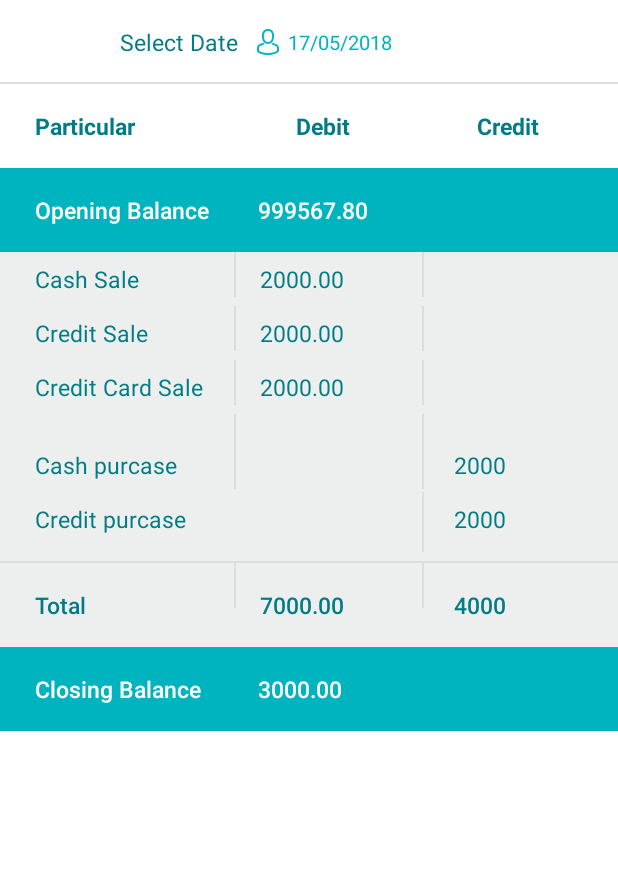
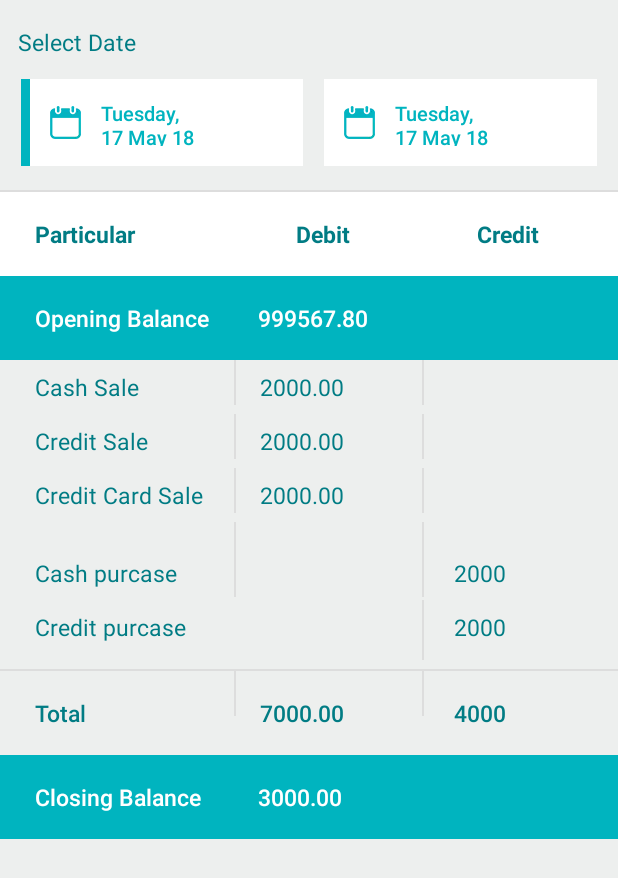
Before and after one commit to sandeepbahalkar123/pharmEasyRetailApp_repo, an Android app: the layout daybook.xml on its own in the app's theme, with its tools: preview values and no code run, on a phone screen of 412 x 824 dp. Shown: the top 878 px of the screen. Run offline under Robolectric (Android 15) with nearby library versions, the phone set to English and light mode, and no system bars.

Commit message:
some design chnages in daybook ui and address details UI added

```diff
--- a/app/src/main/res/layout/activity_login.xml
+++ b/app/src/main/res/layout/activity_login.xml
@@ -27,7 +27,7 @@
             android:paddingLeft="@dimen/dp56"
             android:paddingRight="@dimen/dp56">
 
-            <com.scorg.farmaeasy.ui.customesViews.CustomEditText
+            <EditText
                 android:id="@+id/editTextUserId"
                 style="@style/AppLoginNewMainStyle"
                 android:drawableLeft="@drawable/login_username"
@@ -37,7 +37,7 @@
                 android:inputType="text"
                 android:maxLength="100"
                 android:paddingBottom="@dimen/dp13"
-                app:customFont="@string/roboto_regular" />
+                 />
             <!--  Email Label -->
             <View
                 android:layout_width="match_parent"
--- a/app/src/main/res/layout/daybook.xml
+++ b/app/src/main/res/layout/daybook.xml
@@ -4,7 +4,7 @@
     xmlns:tools="http://schemas.android.com/tools"
     android:layout_width="match_parent"
     android:layout_height="match_parent"
-    android:background="@color/white">
+    android:background="@color/daybooklightgreycolor">
 
     <LinearLayout
         android:id="@+id/mainlayout"
@@ -12,37 +12,92 @@
         android:layout_height="match_parent"
         android:orientation="vertical">
 
+
+        <TextView
+            android:layout_width="wrap_content"
+            android:layout_height="wrap_content"
+            android:layout_marginLeft="@dimen/dp12"
+            android:layout_marginTop="@dimen/dp17"
+            android:fontFamily="@font/roboto_regular"
+            android:text="@string/select_date"
+            android:textColor="@color/dayBookTextColor"
+            android:textSize="@dimen/sp15" />
+
         <LinearLayout
             android:id="@+id/selectdatelayout"
             android:layout_width="match_parent"
-            android:layout_height="wrap_content"
-            android:layout_marginLeft="@dimen/dp80"
-            android:layout_marginTop="@dimen/dp17"
+            android:layout_height="@dimen/dp58"
+            android:layout_marginLeft="@dimen/dp14"
+            android:layout_marginTop="@dimen/dp14"
             android:orientation="horizontal">
 
-            <TextView
+            <LinearLayout
+                android:id="@+id/toDateMainLayout"
                 android:layout_width="wrap_content"
                 android:layout_height="wrap_content"
-                android:layout_gravity="center"
-                android:layout_weight="0.1"
-                android:fontFamily="@font/roboto_regular"
-                android:text="@string/select_date"
-                android:textColor="@color/dayBookTextColor"
-                android:textSize="@dimen/sp15" />
+                android:layout_weight="1.0"
+                android:background="@color/white">
 
-            <TextView
-                android:id="@+id/dateValue"
+                <View
+                    android:layout_width="@dimen/dp6"
+                    android:layout_height="wrap_content"
+                    android:background="@color/themecolor" />
+
+                <ImageView
+                    android:layout_width="wrap_content"
+                    android:layout_height="wrap_content"
+                    android:layout_gravity="center_vertical"
+                    android:padding="@dimen/dp13"
+                    android:src="@drawable/calendar" />
+
+                <TextView
+                    android:id="@+id/toDateValue"
+                    android:layout_width="wrap_content"
+                    android:layout_height="wrap_content"
+                    android:layout_gravity="center_vertical"
+                    android:fontFamily="@font/roboto_medium"
+                    android:paddingBottom="@dimen/dp13"
+                    android:paddingEnd="@dimen/dp48"
+                    android:paddingRight="@dimen/dp48"
+                    android:paddingTop="@dimen/dp13"
+                    android:textColor="@color/themecolor"
+                    android:textSize="@dimen/sp13"
+                    tools:text="Tuesday, \n17 May 18" />
+
+            </LinearLayout>
+
+            <LinearLayout
+                android:id="@+id/fromDateMainLayout"
                 android:layout_width="wrap_content"
                 android:layout_height="wrap_content"
-                android:layout_gravity="center"
-                android:layout_marginLeft="@dimen/dp5"
-                android:layout_weight="2.0"
-                android:drawableLeft="@drawable/login_username"
-                android:drawablePadding="@dimen/dp6"
-                android:fontFamily="@font/roboto_regular"
-                android:textColor="@color/themecolor"
-                android:textSize="@dimen/sp13"
-                tools:text="17/05/2018" />
+                android:layout_marginLeft="@dimen/dp14"
+                android:layout_marginRight="@dimen/dp14"
+                android:layout_weight="1.0"
+                android:background="@color/white">
+
+                <ImageView
+                    android:layout_width="wrap_content"
+                    android:layout_height="wrap_content"
+                    android:layout_gravity="center_vertical"
+                    android:padding="@dimen/dp13"
+                    android:src="@drawable/calendar" />
+
+                <TextView
+                    android:id="@+id/fromDateValue"
+                    android:layout_width="wrap_content"
+                    android:layout_height="wrap_content"
+                    android:layout_gravity="center_vertical"
+                    android:fontFamily="@font/roboto_medium"
+                    android:paddingBottom="@dimen/dp13"
+                    android:paddingEnd="@dimen/dp48"
+                    android:paddingRight="@dimen/dp48"
+                    android:paddingTop="@dimen/dp13"
+                    android:textColor="@color/themecolor"
+                    android:textSize="@dimen/sp13"
+                    tools:text="Tuesday, \n17 May 18" />
+
+            </LinearLayout>
+
         </LinearLayout>
 
         <View
@@ -55,8 +110,7 @@
             android:id="@+id/particularlayout"
             android:layout_width="match_parent"
             android:layout_height="wrap_content"
-            android:layout_marginLeft="@dimen/dp23"
-            android:layout_marginTop="@dimen/dp17"
+            android:background="@color/white"
             android:orientation="horizontal">
 
             <TextView
@@ -65,6 +119,10 @@
                 android:layout_gravity="center"
                 android:layout_weight="0.8"
                 android:fontFamily="@font/roboto_bold"
+                android:paddingBottom="@dimen/dp17"
+                android:paddingLeft="@dimen/dp23"
+                android:paddingStart="@dimen/dp23"
+                android:paddingTop="@dimen/dp17"
                 android:text="@string/particular"
                 android:textColor="@color/dayBookTextColor"
                 android:textSize="@dimen/sp15" />
@@ -72,9 +130,11 @@
             <TextView
                 android:layout_width="wrap_content"
                 android:layout_height="wrap_content"
-                android:paddingLeft="@dimen/dp23"
                 android:layout_weight="0.5"
                 android:fontFamily="@font/roboto_bold"
+                android:paddingBottom="@dimen/dp17"
+                android:paddingLeft="@dimen/dp23"
+                android:paddingTop="@dimen/dp17"
                 android:text="@string/debit"
                 android:textColor="@color/dayBookTextColor"
                 android:textSize="@dimen/sp15" />
@@ -82,9 +142,11 @@
             <TextView
                 android:layout_width="wrap_content"
                 android:layout_height="wrap_content"
-                android:paddingLeft="@dimen/dp32"
                 android:layout_weight="0.5"
                 android:fontFamily="@font/roboto_bold"
+                android:paddingBottom="@dimen/dp17"
+                android:paddingLeft="@dimen/dp32"
+                android:paddingTop="@dimen/dp17"
                 android:text="@string/credit"
                 android:textColor="@color/dayBookTextColor"
                 android:textSize="@dimen/sp15" />
@@ -93,19 +155,17 @@
         <LinearLayout
             android:layout_width="match_parent"
             android:layout_height="wrap_content"
-            android:layout_marginTop="@dimen/dp17"
             android:background="@color/themecolor"
-            android:orientation="horizontal"
-            >
+            android:orientation="horizontal">
 
             <TextView
                 android:layout_width="@dimen/dp90"
                 android:layout_height="wrap_content"
-                android:paddingBottom="@dimen/dp17"
-                android:paddingTop="@dimen/dp17"
                 android:layout_marginLeft="@dimen/dp23"
                 android:layout_weight="0.4"
                 android:fontFamily="@font/roboto_medium"
+                android:paddingBottom="@dimen/dp17"
+                android:paddingTop="@dimen/dp17"
                 android:text="@string/openingBalance"
                 android:textColor="@color/white"
                 android:textSize="@dimen/sp15" />
@@ -126,8 +186,8 @@
                 android:layout_width="@dimen/dp44"
                 android:layout_height="wrap_content"
                 android:layout_weight="0.8"
+                android:fontFamily="@font/roboto_medium"
                 android:paddingLeft="@dimen/dp20"
-                android:fontFamily="@font/roboto_medium"
                 android:textColor="@color/white"
                 android:textSize="@dimen/sp15"
                 tools:text="" />
@@ -167,6 +227,7 @@
                 android:textColor="@color/dayBookTextColor"
                 android:textSize="@dimen/sp15"
                 tools:text="2000.00" />
+
             <View
                 android:layout_width="@dimen/dp1"
                 android:layout_height="@dimen/dp30"
@@ -177,8 +238,8 @@
                 android:layout_width="@dimen/dp44"
                 android:layout_height="wrap_content"
                 android:layout_weight="0.8"
+                android:fontFamily="@font/roboto_regular"
                 android:paddingLeft="@dimen/dp20"
-                android:fontFamily="@font/roboto_regular"
                 android:textColor="@color/dayBookTextColor"
                 android:textSize="@dimen/sp15"
                 tools:text="" />
@@ -217,6 +278,7 @@
                 android:textColor="@color/dayBookTextColor"
                 android:textSize="@dimen/sp15"
                 tools:text="2000.00" />
+
             <View
                 android:layout_width="@dimen/dp1"
                 android:layout_height="@dimen/dp30"
@@ -227,8 +289,8 @@
                 android:layout_width="@dimen/dp44"
                 android:layout_height="wrap_content"
                 android:layout_weight="0.8"
+                android:fontFamily="@font/roboto_regular"
                 android:paddingLeft="@dimen/dp20"
-                android:fontFamily="@font/roboto_regular"
                 android:textColor="@color/dayBookTextColor"
                 android:textSize="@dimen/sp15"
                 tools:text="" />
@@ -267,6 +329,7 @@
                 android:textColor="@color/dayBookTextColor"
                 android:textSize="@dimen/sp15"
                 tools:text="2000.00" />
+
             <View
                 android:layout_width="@dimen/dp1"
                 android:layout_height="@dimen/dp30"
@@ -277,8 +340,8 @@
                 android:layout_width="@dimen/dp44"
                 android:layout_height="wrap_content"
                 android:layout_weight="0.8"
+                android:fontFamily="@font/roboto_regular"
                 android:paddingLeft="@dimen/dp20"
-                android:fontFamily="@font/roboto_regular"
                 android:textColor="@color/dayBookTextColor"
                 android:textSize="@dimen/sp15"
                 tools:text="" />
@@ -317,6 +380,7 @@
                 android:textColor="@color/dayBookTextColor"
                 android:textSize="@dimen/sp15"
                 tools:text="" />
+
             <View
                 android:layout_width="@dimen/dp1"
                 android:layout_height="@dimen/dp50"
@@ -327,8 +391,8 @@
                 android:layout_width="@dimen/dp44"
                 android:layout_height="wrap_content"
                 android:layout_weight="0.8"
+                android:fontFamily="@font/roboto_regular"
                 android:paddingLeft="@dimen/dp20"
-                android:fontFamily="@font/roboto_regular"
                 android:textColor="@color/dayBookTextColor"
                 android:textSize="@dimen/sp15"
                 tools:text="2000" />
@@ -367,6 +431,7 @@
                 android:textColor="@color/dayBookTextColor"
                 android:textSize="@dimen/sp15"
                 tools:text="" />
+
             <View
                 android:layout_width="@dimen/dp1"
                 android:layout_height="@dimen/dp40"
@@ -377,8 +442,8 @@
                 android:layout_width="@dimen/dp44"
                 android:layout_height="wrap_content"
                 android:layout_weight="0.8"
+                android:fontFamily="@font/roboto_regular"
                 android:paddingLeft="@dimen/dp20"
-                android:fontFamily="@font/roboto_regular"
                 android:textColor="@color/dayBookTextColor"
                 android:textSize="@dimen/sp15"
                 tools:text="2000" />
@@ -429,6 +494,7 @@
                 android:textColor="@color/dayBookTextColor"
                 android:textSize="@dimen/sp15"
                 tools:text="7000.00" />
+
             <View
                 android:layout_width="@dimen/dp1"
                 android:layout_height="@dimen/dp30"
@@ -439,8 +505,8 @@
                 android:layout_width="@dimen/dp44"
                 android:layout_height="wrap_content"
                 android:layout_weight="0.8"
+                android:fontFamily="@font/roboto_medium"
                 android:paddingLeft="@dimen/dp20"
-                android:fontFamily="@font/roboto_medium"
                 android:textColor="@color/dayBookTextColor"
                 android:textSize="@dimen/sp15"
                 tools:text="4000" />
@@ -465,7 +531,6 @@
                 android:textSize="@dimen/sp15" />
 
 
-
             <TextView
                 android:id="@+id/closingBalnceDebitValue"
                 android:layout_width="@dimen/dp44"
@@ -483,14 +548,13 @@
                 android:layout_width="@dimen/dp44"
                 android:layout_height="wrap_content"
                 android:layout_weight="0.8"
+                android:fontFamily="@font/roboto_medium"
                 android:paddingLeft="@dimen/dp20"
-                android:fontFamily="@font/roboto_medium"
                 android:textColor="@color/white"
                 android:textSize="@dimen/sp15"
                 tools:text="" />
         </LinearLayout>
 
 
-
     </LinearLayout>
 </RelativeLayout>
--- a/app/src/main/res/values/dimens.xml
+++ b/app/src/main/res/values/dimens.xml
@@ -43,6 +43,7 @@
     <dimen name="dp19">19dp</dimen>
     <dimen name="dp23">23dp</dimen>
     <dimen name="sp10">10sp</dimen>
+    <dimen name="dp25">25dp</dimen>
     <dimen name="dp28">28dp</dimen>
     <dimen name="dp32">32dp</dimen>
     <dimen name="dp210">210dp</dimen>
@@ -78,5 +79,6 @@
     <dimen name="dp90">90dp</dimen>
     <dimen name="dp15">15dp</dimen>
     <dimen name="dp45">45dp</dimen>
+    <dimen name="dp64">64dp</dimen>
 
 </resources>
```
Also changed, not shown: app/src/main/res/layout/address_details.xml (added, +256 -0 lines), app/src/main/res/values-v21/styles.xml (+17 -1 lines), app/src/main/res/values/strings.xml (+10 -0 lines), app/src/main/res/values/styles.xml (+17 -2 lines), app/src/main/res/drawable-hdpi/calendar.webp (added), app/src/main/res/drawable-mdpi/calendar.webp (added), app/src/main/res/drawable-xhdpi/calendar.webp (added), app/src/main/res/drawable-xxhdpi/calendar.webp (added), app/src/main/res/drawable-xxxhdpi/calendar.webp (added), app/src/main/res/layout/shortbook_listitems.xml (renamed from app/src/main/res/layout/shortbook_listItems.xml).
